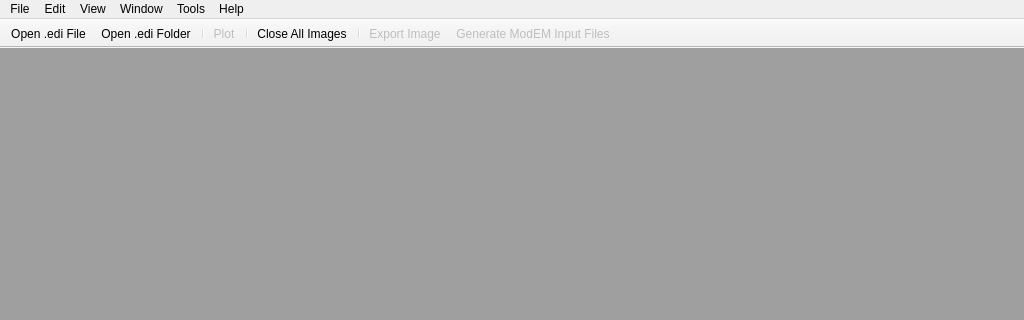
This is mtpy/gui/SmartMT/ui_asset/main_window.ui in MTgeophysics/mtpy as Qt 5 draws it before an edit; both pictures show x 0 to 1024 and y 0 to 320 of the 1024 by 768 pixel window. The edited form follows.
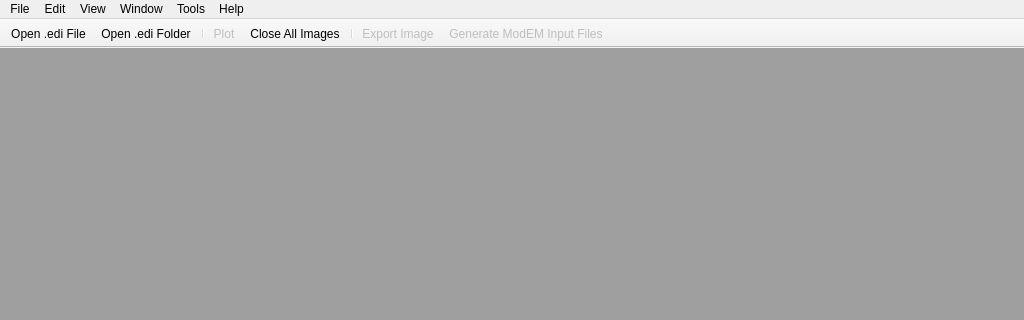
This is the edited form. Icons and pictures are not drawn.

Patch:
```diff
--- a/mtpy/gui/SmartMT/ui_asset/main_window.ui
+++ b/mtpy/gui/SmartMT/ui_asset/main_window.ui
@@ -158,7 +158,6 @@
    <addaction name="actionOpen_edi_Folder"/>
    <addaction name="separator"/>
    <addaction name="actionPlot"/>
-   <addaction name="separator"/>
    <addaction name="actionClose_All_Images"/>
    <addaction name="separator"/>
    <addaction name="actionExport"/>
```
